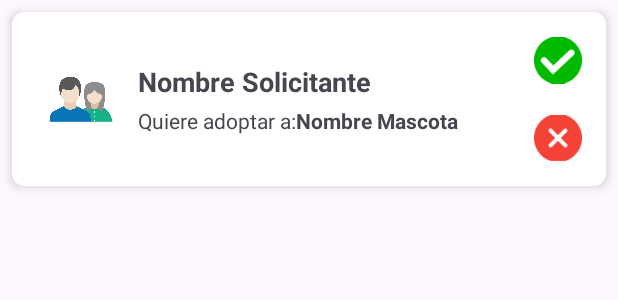
After one commit to nelsonfacundo/Pet_Friends_APP, an Android app: the layout solicitud_recibida.xml on its own in the app's theme, with its tools: preview values and no code run, on a phone screen of 412 x 824 dp. The commit adds this screen. Shown: the top 300 px of the screen. Run offline under Robolectric (Android 15) with nearby library versions, the phone set to English and light mode, and no system bars.

Commit message:
solicitudes recibidas front

```diff
--- /dev/null
+++ b/app/src/main/java/com/example/petfriendsapp/fragments/SolicitudesRecibidas.kt
@@ -0,0 +1,31 @@
+package com.example.petfriendsapp.fragments
+
+import android.os.Bundle
+import androidx.fragment.app.Fragment
+import android.view.LayoutInflater
+import android.view.View
+import android.view.ViewGroup
+import androidx.recyclerview.widget.RecyclerView
+import com.example.petfriendsapp.R
+
+
+class SolicitudesRecibidas : Fragment() {
+
+    lateinit var recSolRec: RecyclerView
+
+
+    override fun onCreate(savedInstanceState: Bundle?) {
+        super.onCreate(savedInstanceState)
+
+    }
+
+    override fun onCreateView(
+        inflater: LayoutInflater, container: ViewGroup?,
+        savedInstanceState: Bundle?
+    ): View? {
+        // Inflate the layout for this fragment
+        return inflater.inflate(R.layout.fragment_solicitudes_recibidas, container, false)
+    }
+
+
+}
--- /dev/null
+++ b/app/src/main/res/layout/fragment_solicitudes_recibidas.xml
@@ -0,0 +1,22 @@
+<?xml version="1.0" encoding="utf-8"?>
+<androidx.constraintlayout.widget.ConstraintLayout xmlns:android="http://schemas.android.com/apk/res/android"
+    xmlns:app="http://schemas.android.com/apk/res-auto"
+    xmlns:tools="http://schemas.android.com/tools"
+    android:id="@+id/frameLayout2"
+    android:layout_width="match_parent"
+    android:layout_height="match_parent"
+    tools:context=".fragments.SolicitudesRecibidas">
+
+    <androidx.recyclerview.widget.RecyclerView
+        android:id="@+id/rec_solicitudesRecibidas"
+        android:layout_width="409dp"
+        android:layout_height="729dp"
+        android:layout_marginStart="1dp"
+        android:layout_marginTop="1dp"
+        android:layout_marginEnd="1dp"
+        android:layout_marginBottom="1dp"
+        app:layout_constraintBottom_toBottomOf="parent"
+        app:layout_constraintEnd_toEndOf="parent"
+        app:layout_constraintStart_toStartOf="parent"
+        app:layout_constraintTop_toTopOf="parent" />
+</androidx.constraintlayout.widget.ConstraintLayout>
--- /dev/null
+++ b/app/src/main/res/layout/solicitud_recibida.xml
@@ -0,0 +1,95 @@
+<?xml version="1.0" encoding="utf-8"?>
+<androidx.cardview.widget.CardView xmlns:android="http://schemas.android.com/apk/res/android"
+    xmlns:app="http://schemas.android.com/apk/res-auto"
+    android:layout_width="match_parent"
+    android:layout_height="wrap_content"
+    android:layout_margin="8dp"
+    app:cardCornerRadius="8dp"
+    app:cardElevation="4dp">
+
+    <LinearLayout
+        android:layout_width="match_parent"
+        android:layout_height="wrap_content"
+        android:orientation="horizontal"
+        android:padding="8dp"
+        android:gravity="center_vertical">
+
+        <ImageView
+            android:id="@+id/id_avatar"
+            style="@style/profileImageRound"
+            android:layout_width="60dp"
+            android:layout_height="60dp"
+            android:layout_gravity="center_vertical"
+            android:layout_marginEnd="8dp"
+            android:background="@drawable/round_background_profile"
+            android:src="@drawable/avatar"
+            android:padding="2dp"
+            android:layout_margin="8dp" />
+
+        <LinearLayout
+            android:layout_width="0dp"
+            android:layout_height="wrap_content"
+            android:layout_weight="1"
+            android:orientation="vertical"
+            android:gravity="center_vertical">
+
+            <TextView
+                android:id="@+id/person_name"
+                android:layout_width="wrap_content"
+                android:layout_height="wrap_content"
+                android:text="@string/nombre_solicitante"
+                android:textSize="18sp"
+                android:textStyle="bold" />
+
+            <LinearLayout
+                android:layout_width="wrap_content"
+                android:layout_height="wrap_content"
+                android:orientation="horizontal"
+                android:layout_marginTop="4dp">
+
+                <TextView
+                    android:id="@+id/adopt_text"
+                    android:layout_width="wrap_content"
+                    android:layout_height="wrap_content"
+                    android:text="@string/quiere_adoptar"
+                    android:textSize="14sp"/>
+
+                <TextView
+                    android:id="@+id/pet_name"
+                    android:layout_width="wrap_content"
+                    android:layout_height="wrap_content"
+                    android:text="@string/nombre_mascota"
+                    android:textSize="14sp"
+                    android:textStyle="bold"/>
+            </LinearLayout>
+        </LinearLayout>
+
+        <LinearLayout
+            android:layout_width="wrap_content"
+            android:layout_height="wrap_content"
+            android:orientation="vertical"
+            android:gravity="center_vertical">
+
+            <ImageButton
+                android:id="@+id/approve_button"
+                android:layout_width="48dp"
+                android:layout_height="48dp"
+                android:layout_marginBottom="4dp"
+                android:src="@drawable/aprobar_boton"
+                android:background="?attr/selectableItemBackgroundBorderless"
+                android:contentDescription="@string/approve_button"
+                android:scaleType="centerInside"
+                android:padding="8dp" />
+
+            <ImageButton
+                android:id="@+id/reject_button"
+                android:layout_width="48dp"
+                android:layout_height="48dp"
+                android:src="@drawable/rechazar_boton"
+                android:background="?attr/selectableItemBackgroundBorderless"
+                android:contentDescription="@string/reject_button"
+                android:scaleType="centerInside"
+                android:padding="8dp" />
+        </LinearLayout>
+    </LinearLayout>
+</androidx.cardview.widget.CardView>
--- a/app/src/main/res/values/strings.xml
+++ b/app/src/main/res/values/strings.xml
@@ -195,4 +195,10 @@
     <string name="permission_required_toast">Permiso requerido</string>
     <string name="title_activity_maps2">MapsActivity2</string>
 
+    /Solicitud Recibida/
+    <string name="nombre_solicitante">Nombre Solicitante</string>
+    <string name="quiere_adoptar">Quiere adoptar a: </string>
+    <string name="nombre_mascota">Nombre Mascota</string>
+
+
 </resources>
```
Also changed, not shown: app/src/main/res/drawable/aprobar_boton.png (added), app/src/main/res/drawable/rechazar_boton.png (added).
